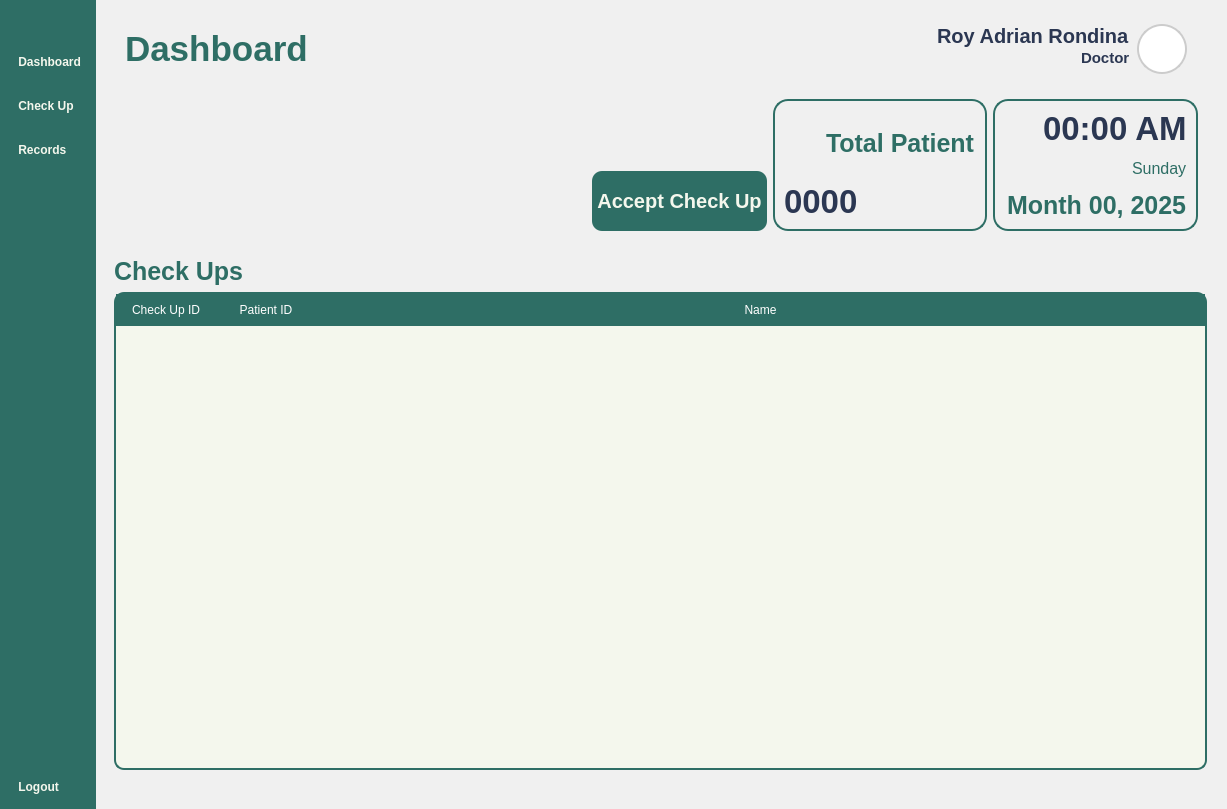
Old version of the form Views/Doctor_Dashboard.ui in the repository VinsmokeSanji69/COVACHA_CLINIC_SYSTEM.
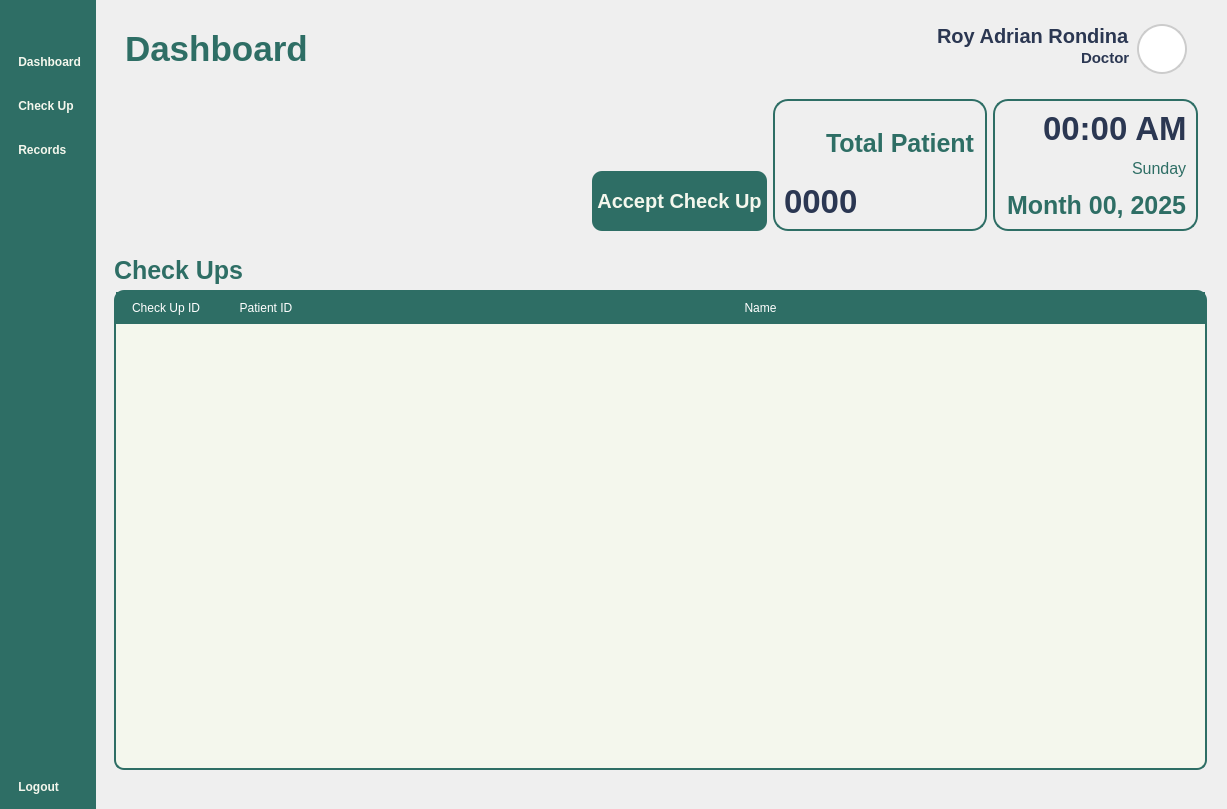
New version of the form. Icons and pictures are not drawn.

```diff
--- a/Views/Doctor_Dashboard.ui
+++ b/Views/Doctor_Dashboard.ui
@@ -40,16 +40,7 @@
     qproperty-wordWrap: true;
 	background: transparent;
 }
-#User, #UserSpecialty {
-	color: #F4F7ED;
-}
-#DoctorSidePanel {
-	 background-color: #2E6E65;
-}
-
-#RecentText {
-	color: #F4F7ED;
-}</string>
+</string>
   </property>
   <layout class="QHBoxLayout" name="horizontalLayout">
    <property name="spacing">
@@ -246,85 +237,30 @@
       </sizepolicy>
      </property>
      <property name="styleSheet">
-      <string notr="true">#MainBodyContainer {
-	background-color: #f0f0f0;
+      <string notr="true">#Header {
+	padding: 10px 20px;
+padding-top: 15px;
 }
-
-QGraphicsView {
-    border: 2px solid #ccc;
-    border-radius: 100px;
-    background: white;
+QLabel {
+    padding: 0px; 
 }
-
-#TotalPatientOverview {
-	border: 2px solid #2E6E65;
-	border-radius: 15px;
-	color: #2E6E65;
-	text-align: left top;
-}
-
-#DiagnosisButton, #TEXT {
-	background-color: #2E6E65;
-	text-align: left top;
-}
-
-#InterfaceTitle  {
-	font-size: 40px;
-}
-
-#DoctorSidePanel {
-	background-color: #b9cec4;
-}
-
-#SeeAllButton {
-	text-align: right;
-	color: #2E6E65;
-	font-size: 18px
-}
-
-#Line {
-	background-color: gray;
-}
-
-#RecentText {
-	color: #2E6E65;
-}
-
-#User {
+#UserType {
+	font: 300 10pt &quot;Lexend Light&quot;;
+	font-size: 15px;
 	color: #2B3752;
 }
-
-#UserSpecialty {
-	color: #2B3752;
-	font-size: 14px;
-	text-align: center;
-	text-align: center;
-    qproperty-alignment: AlignCenter;
-}
-
-QFrame#Histories QFrame {
-    background-color: #8fb1a8;
-}
-
-#TotalLabel {
-	font-size: 25px;
-}
-
-#TotalInfo {
-	color: #2b3752;
-	font-size: 40px;
-}
-
-#TotalDescription {
-	color: #2b3752;
-	font-weight: 300;
-	font-size: 12px;
-}
-
-#AddCheckUpButton {
-	text-align: center;
-	background-color: #2e6e65;
+#UserName {
+	font: 600 10pt &quot;Lexend SemiBold&quot;;
 	font-size: 20px;
+	color: #2B3752;
+}
+#InterfaceTitle{
+	font-size: 35px;
+}
+QGraphicsView {
+    border: 2px solid #ccc; 
+    border-radius: 25px;
+    background: white; 
 }
 </string>
      </property>
@@ -848,6 +784,11 @@
                 <verstretch>0</verstretch>
                </sizepolicy>
               </property>
+              <property name="font">
+               <font>
+                <pointsize>12</pointsize>
+               </font>
+              </property>
               <property name="styleSheet">
                <string notr="true">QTableWidget {
 	background-color: #F4F7ED;
```
